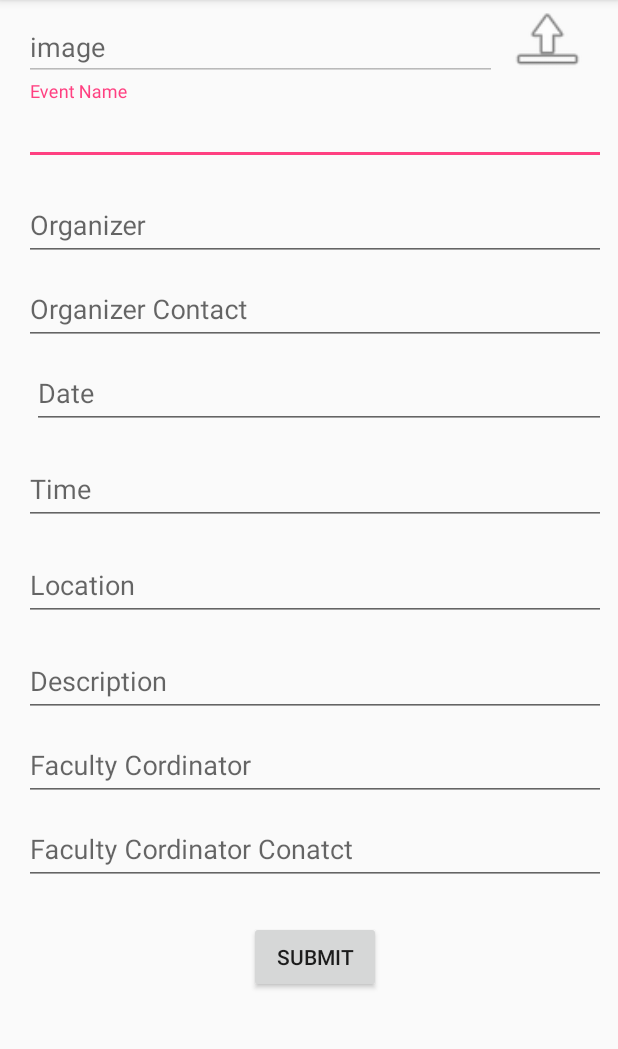
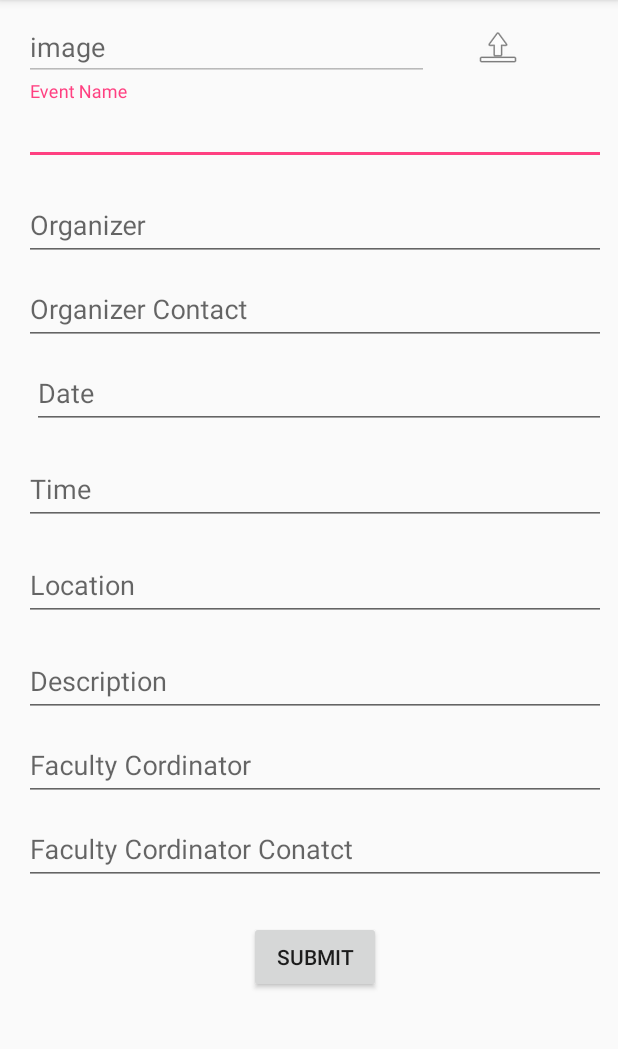
Before and after one commit to dhavalp2511/Gecg, an Android app: the UploadEvent screen opened directly, with no data from a screen before it, on a phone screen of 412 x 824 dp, the part 84-1133 px from its top. Run offline under Robolectric (Android 15) with nearby library versions, the phone set to English and light mode, and no system bars; our stand-ins replace Firebase (no records; nobody signed in at launch, a user with empty details on screens opened directly).

Commit message:
notification final with some changes

```diff
--- a/app/src/main/java/com/example/dhaval/gecg/MyFirebaseMessagingService.java
+++ b/app/src/main/java/com/example/dhaval/gecg/MyFirebaseMessagingService.java
@@ -1,5 +1,4 @@
 package com.example.dhaval.gecg;
-
 import android.app.NotificationManager;
 import android.app.PendingIntent;
 import android.content.Intent;
--- a/app/src/main/java/com/example/dhaval/gecg/SpalshScreen.java
+++ b/app/src/main/java/com/example/dhaval/gecg/SpalshScreen.java
@@ -26,7 +26,9 @@ public class SpalshScreen extends AppCompatActivity {
 
         String pushKey=mToken.push().getKey();
 
-        mToken.child(token_id).setValue("true");
+        if (token_id != null) {
+            mToken.child(token_id).setValue("true");
+        }
 
         // Task to do when the timer ends
         TimerTask ShowSplash = new TimerTask() {
--- a/app/src/main/res/layout/activity_upload_event.xml
+++ b/app/src/main/res/layout/activity_upload_event.xml
@@ -13,7 +13,7 @@
 
         <android.support.design.widget.TextInputLayout
             android:id="@+id/event_image"
-            android:layout_width="315dp"
+            android:layout_width="270dp"
             android:layout_height="54dp"
             android:layout_marginEnd="8dp"
             android:layout_marginStart="16dp"
@@ -27,19 +27,21 @@
             <android.support.design.widget.TextInputEditText
                 android:layout_width="match_parent"
                 android:layout_height="wrap_content"
-                android:editable="true"
-                android:hint="image"
+                android:hint="@string/image"
                 android:singleLine="true" />
         </android.support.design.widget.TextInputLayout>
 
         <ImageView
             android:id="@+id/photoUpload"
-            android:layout_width="67dp"
-            android:layout_height="53dp"
+            android:layout_width="65dp"
+            android:layout_height="wrap_content"
             android:layout_alignParentEnd="true"
-            android:layout_marginEnd="13dp"
+            android:layout_marginEnd="16dp"
+            android:layout_marginTop="16dp"
+            android:contentDescription="@string/todo"
             android:src="@android:drawable/ic_menu_upload"
             app:layout_constraintEnd_toEndOf="parent"
+            app:layout_constraintHorizontal_bias="0.304"
             app:layout_constraintStart_toEndOf="@+id/event_image"
             app:layout_constraintTop_toTopOf="parent" />
 
@@ -56,7 +58,7 @@
             <android.support.design.widget.TextInputEditText
                 android:layout_width="match_parent"
                 android:layout_height="wrap_content"
-                android:hint="Event Name"
+                android:hint="@string/event_name"
                 android:singleLine="true" />
         </android.support.design.widget.TextInputLayout>
 
@@ -74,7 +76,7 @@
             <android.support.design.widget.TextInputEditText
                 android:layout_width="match_parent"
                 android:layout_height="wrap_content"
-                android:hint="Organizer"
+                android:hint="@string/organizer"
                 android:singleLine="true" />
         </android.support.design.widget.TextInputLayout>
 
@@ -83,7 +85,6 @@
             android:layout_width="0dp"
             android:layout_height="wrap_content"
             android:layout_marginEnd="8dp"
-            android:layout_marginLeft="5dp"
             android:layout_marginStart="16dp"
             app:layout_constraintEnd_toEndOf="parent"
             app:layout_constraintHorizontal_bias="0.166"
@@ -95,7 +96,7 @@
             <android.support.design.widget.TextInputEditText
                 android:layout_width="match_parent"
                 android:layout_height="wrap_content"
-                android:hint="Organizer Contact"
+                android:hint="@string/organizer_contact"
                 android:inputType="number"
                 android:singleLine="true" />
         </android.support.design.widget.TextInputLayout>
@@ -116,8 +117,8 @@
             <android.support.design.widget.TextInputEditText
                 android:layout_width="match_parent"
                 android:layout_height="wrap_content"
-                android:layout_marginLeft="5dp"
-                android:hint="Date"
+                android:layout_marginStart="5dp"
+                android:hint="@string/date"
                 android:singleLine="true" />
         </android.support.design.widget.TextInputLayout>
 
@@ -135,7 +136,7 @@
             <android.support.design.widget.TextInputEditText
                 android:layout_width="match_parent"
                 android:layout_height="wrap_content"
-                android:hint="Time"
+                android:hint="@string/time"
                 android:singleLine="true" />
         </android.support.design.widget.TextInputLayout>
 
@@ -153,7 +154,7 @@
             <android.support.design.widget.TextInputEditText
                 android:layout_width="match_parent"
                 android:layout_height="wrap_content"
-                android:hint="Location"
+                android:hint="@string/location"
                 android:singleLine="true" />
         </android.support.design.widget.TextInputLayout>
 
@@ -171,7 +172,7 @@
             <android.support.design.widget.TextInputEditText
                 android:layout_width="match_parent"
                 android:layout_height="wrap_content"
-                android:hint="Description" />
+                android:hint="@string/description" />
         </android.support.design.widget.TextInputLayout>
 
         <android.support.design.widget.TextInputLayout
@@ -190,7 +191,7 @@
             <android.support.design.widget.TextInputEditText
                 android:layout_width="match_parent"
                 android:layout_height="wrap_content"
-                android:hint="Faculty Cordinator"
+                android:hint="@string/faculty_cordinator"
                 android:singleLine="true" />
         </android.support.design.widget.TextInputLayout>
 
@@ -210,7 +211,7 @@
             <android.support.design.widget.TextInputEditText
                 android:layout_width="match_parent"
                 android:layout_height="wrap_content"
-                android:hint="Faculty Cordinator Conatct"
+                android:hint="@string/faculty_cordinator_conatct"
                 android:inputType="number"
                 android:singleLine="true" />
         </android.support.design.widget.TextInputLayout>
@@ -223,7 +224,7 @@
             android:layout_marginEnd="8dp"
             android:layout_marginStart="16dp"
             android:layout_marginTop="24dp"
-            android:text="Submit"
+            android:text="@string/submit"
             app:layout_constraintEnd_toEndOf="parent"
             app:layout_constraintStart_toStartOf="parent"
             app:layout_constraintTop_toBottomOf="@+id/event_faculty_no" />
--- a/app/src/main/res/menu/menu_main.xml
+++ b/app/src/main/res/menu/menu_main.xml
@@ -1,13 +1,13 @@
 <menu xmlns:android="http://schemas.android.com/apk/res/android"
     xmlns:app="http://schemas.android.com/apk/res-auto"
     xmlns:tools="http://schemas.android.com/tools"
-    tools:context="com.example.dhaval.gecg.SpalshScreen"
-    >
+    tools:context="com.example.dhaval.gecg.SpalshScreen">
+
     <item
         android:id="@+id/action_search"
         android:icon="@drawable/ic_file_upload_black_24dp"
         android:showAsAction="ifRoom"
-        android:title="Upload"
+        android:title="@string/upload"
         android:visible="true"
         app:showAsAction="always"
         tools:ignore="AppCompatResource" />
--- a/app/src/main/res/values/colors.xml
+++ b/app/src/main/res/values/colors.xml
@@ -4,4 +4,7 @@
     <color name="colorPrimaryDark">#dedede</color>
     <color name="colorAccent">#FF4081</color>
     <color name="textColor">#4e4c4d</color>
+
+        <item name="visible" type="id"/>
+        <item name="masked" type="id"/>
 </resources>
--- a/app/src/main/res/values/strings.xml
+++ b/app/src/main/res/values/strings.xml
@@ -2,4 +2,25 @@
     <string name="app_name">Gecg</string>
     <string name="action_settings">Settings</string>
     <string name="title_activity_main2">Main2Activity</string>
+    <string name="image">image</string>
+    <string name="organizer">Organizer</string>
+    <string name="event_name">Event Name</string>
+    <string name="organizer_contact">Organizer Contact</string>
+    <string name="date">Date</string>
+    <string name="time">Time</string>
+    <string name="location">Location</string>
+    <string name="description">Description</string>
+    <string name="faculty_cordinator">Faculty Cordinator</string>
+    <string name="faculty_cordinator_conatct">Faculty Cordinator Conatct</string>
+    <string name="submit">Submit</string>
+    <string name="todo">TODO</string>
+    <string name="login">Login</string>
+    <string name="password">Password</string>
+    <string name="email">Email</string>
+    <string name="name">Name</string>
+    <string name="timing">Timing :</string>
+    <string name="organized_by">Organized By :</string>
+    <string name="placed_at">Placed at :</string>
+    <string name="dateList">Date :</string>
+    <string name="upload">Upload</string>
 </resources>
```
Also changed, not shown: app/build.gradle (+10 -11 lines), app/src/main/java/com/example/dhaval/gecg/AdminLogin.java (+21 -14 lines), app/src/main/java/com/example/dhaval/gecg/HomePage.java (+16 -6 lines), app/src/main/res/layout/activity_admin_login.xml (+21 -9 lines), app/src/main/res/layout/activity_details.xml (+12 -11 lines), app/src/main/res/layout/list_card.xml (+30 -30 lines).
